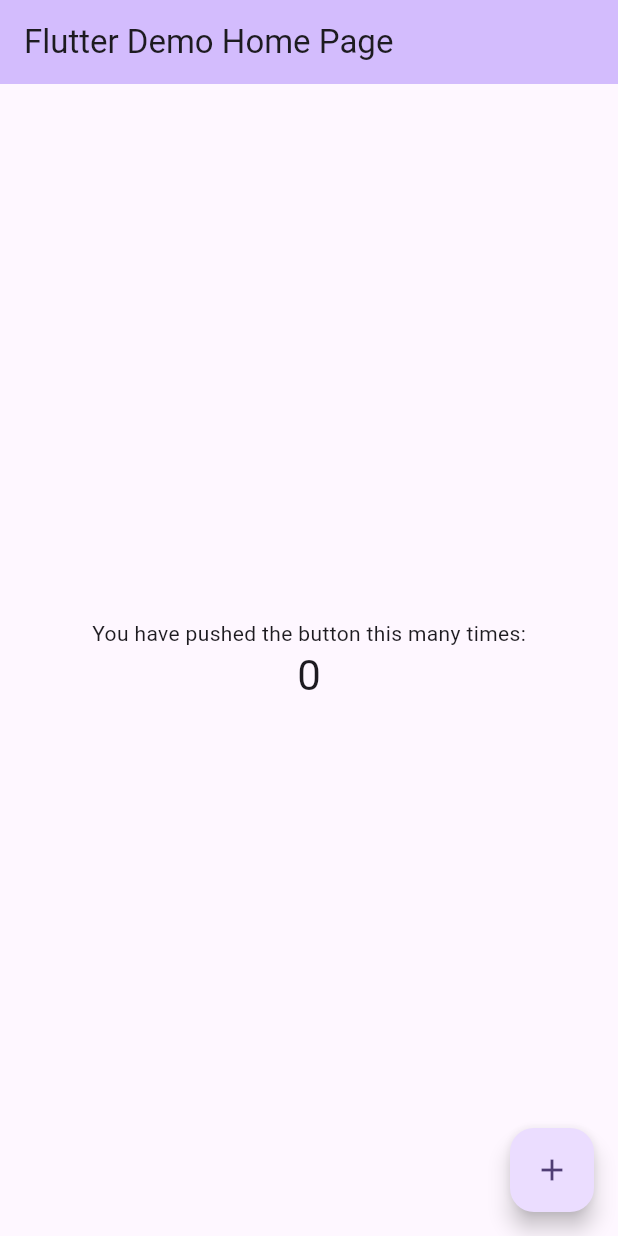
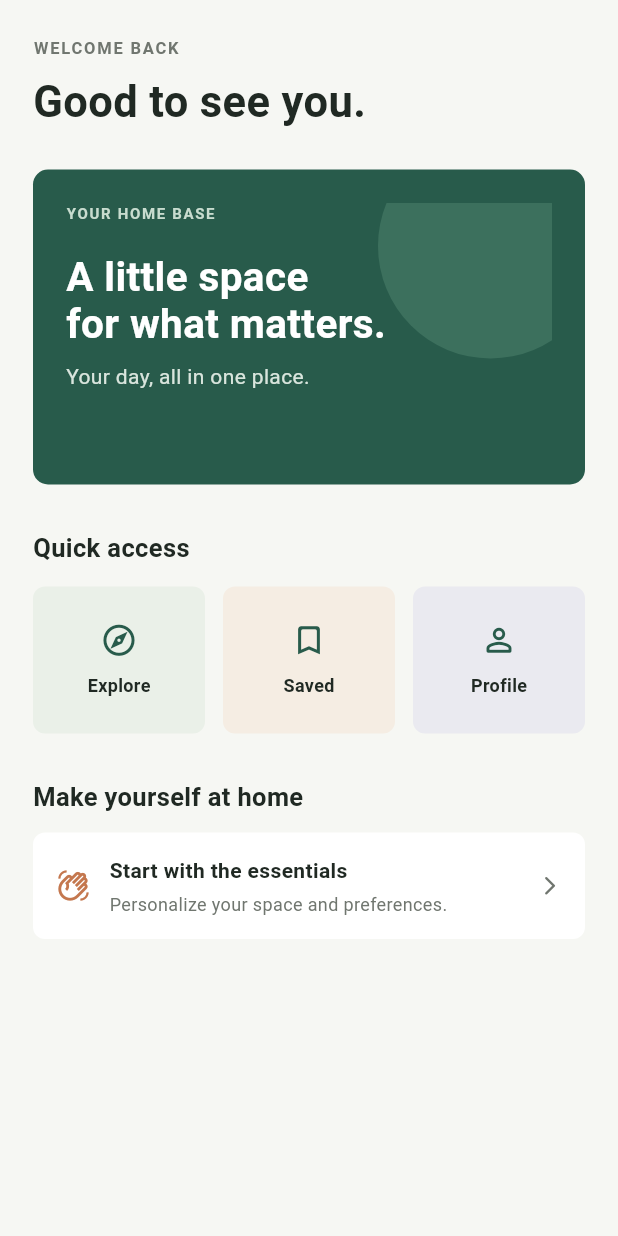
Before and after one commit to nemant2005/login_page, a Flutter app: the screen it shows after launch, on a phone screen of 412 x 824 dp. Run offline on Flutter 3.47's test engine with Material 3 defaults, Android fonts, the phone set to English and light mode, and no system bars.

Commit message:
create a home page

```diff
--- a/lib/main.dart
+++ b/lib/main.dart
@@ -11,7 +11,8 @@ class MyApp extends StatelessWidget {
   @override
   Widget build(BuildContext context) {
     return MaterialApp(
-      title: 'Flutter Demo',
+      title: 'Home',
+      debugShowCheckedModeBanner: false,
       theme: ThemeData(
         // This is the theme of your application.
         //
@@ -27,96 +28,249 @@ class MyApp extends StatelessWidget {
         // restart instead.
         //
         // This works for code too, not just values: Most code changes can be
-        // tested with just a hot reload.
-        colorScheme: .fromSeed(seedColor: Colors.deepPurple),
+        colorScheme: ColorScheme.fromSeed(
+          seedColor: const Color(0xFF285B4B),
+          surface: const Color(0xFFF6F7F3),
+        ),
+        scaffoldBackgroundColor: const Color(0xFFF6F7F3),
+        useMaterial3: true,
       ),
-      home: const MyHomePage(title: 'Flutter Demo Home Page'),
+      home: const HomePage(),
     );
   }
 }
 
-class MyHomePage extends StatefulWidget {
-  const MyHomePage({super.key, required this.title});
+class HomePage extends StatelessWidget {
+  const HomePage({super.key});
 
-  // This widget is the home page of your application. It is stateful, meaning
-  // that it has a State object (defined below) that contains fields that affect
-  // how it looks.
+  @override
+  Widget build(BuildContext context) {
+    return Scaffold(
+      body: SafeArea(
+        child: CustomScrollView(
+          slivers: [
+            SliverPadding(
+              padding: const EdgeInsets.fromLTRB(22, 24, 22, 32),
+              sliver: SliverList(
+                delegate: SliverChildListDelegate([
+                  const Text(
+                    'WELCOME BACK',
+                    style: TextStyle(
+                      color: Color(0xFF70766F),
+                      fontSize: 11,
+                      fontWeight: FontWeight.w700,
+                      letterSpacing: 1.2,
+                    ),
+                  ),
+                  const SizedBox(height: 7),
+                  const Text(
+                    'Good to see you.',
+                    style: TextStyle(
+                      color: Color(0xFF202923),
+                      fontSize: 29,
+                      fontWeight: FontWeight.w700,
+                    ),
+                  ),
+                  const SizedBox(height: 25),
+                  Container(
+                    constraints: const BoxConstraints(minHeight: 210),
+                    padding: const EdgeInsets.all(22),
+                    decoration: BoxDecoration(
+                      color: const Color(0xFF285B4B),
+                      borderRadius: BorderRadius.circular(10),
+                    ),
+                    child: Stack(
+                      children: [
+                        Positioned(
+                          right: -34,
+                          top: -46,
+                          child: Container(
+                            width: 150,
+                            height: 150,
+                            decoration: const BoxDecoration(
+                              color: Color(0xFF3C705D),
+                              shape: BoxShape.circle,
+                            ),
+                          ),
+                        ),
+                        const Column(
+                          crossAxisAlignment: CrossAxisAlignment.start,
+                          children: [
+                            Text(
+                              'YOUR HOME BASE',
+                              style: TextStyle(
+                                color: Color(0xFFC8DCCF),
+                                fontSize: 10,
+                                fontWeight: FontWeight.w700,
+                                letterSpacing: 1.1,
+                              ),
+                            ),
+                            SizedBox(height: 20),
+                            Text(
+                              'A little space\nfor what matters.',
+                              style: TextStyle(
+                                color: Colors.white,
+                                fontSize: 27,
+                                height: 1.15,
+                                fontWeight: FontWeight.w600,
+                              ),
+                            ),
+                            SizedBox(height: 10),
+                            Text(
+                              'Your day, all in one place.',
+                              style: TextStyle(
+                                color: Color(0xFFD9E5DD),
+                                fontSize: 14,
+                              ),
+                            ),
+                          ],
+                        ),
+                      ],
+                    ),
+                  ),
+                  const SizedBox(height: 30),
+                  const _SectionHeading(title: 'Quick access'),
+                  const SizedBox(height: 14),
+                  const Row(
+                    children: [
+                      Expanded(
+                        child: _QuickAccessTile(
+                          icon: Icons.explore_outlined,
+                          label: 'Explore',
+                          color: Color(0xFFEAF0E8),
+                        ),
+                      ),
+                      SizedBox(width: 12),
+                      Expanded(
+                        child: _QuickAccessTile(
+                          icon: Icons.bookmark_border_rounded,
+                          label: 'Saved',
+                          color: Color(0xFFF5EDE3),
+                        ),
+                      ),
+                      SizedBox(width: 12),
+                      Expanded(
+                        child: _QuickAccessTile(
+                          icon: Icons.person_outline_rounded,
+                          label: 'Profile',
+                          color: Color(0xFFEAEAF0),
+                        ),
+                      ),
+                    ],
+                  ),
+                  const SizedBox(height: 30),
+                  const _SectionHeading(title: 'Make yourself at home'),
+                  const SizedBox(height: 12),
+                  Container(
+                    padding: const EdgeInsets.symmetric(
+                      horizontal: 16,
+                      vertical: 15,
+                    ),
+                    decoration: BoxDecoration(
+                      color: Colors.white,
+                      borderRadius: BorderRadius.circular(8),
+                    ),
+                    child: const Row(
+                      children: [
+                        Icon(
+                          Icons.waving_hand_outlined,
+                          color: Color(0xFFC4774E),
+                          size: 22,
+                        ),
+                        SizedBox(width: 13),
+                        Expanded(
+                          child: Column(
+                            crossAxisAlignment: CrossAxisAlignment.start,
+                            children: [
+                              Text(
+                                'Start with the essentials',
+                                style: TextStyle(
+                                  color: Color(0xFF202923),
+                                  fontSize: 14,
+                                  fontWeight: FontWeight.w600,
+                                ),
+                              ),
+                              SizedBox(height: 4),
+                              Text(
+                                'Personalize your space and preferences.',
+                                style: TextStyle(
+                                  color: Color(0xFF70766F),
+                                  fontSize: 12,
+                                ),
+                              ),
+                            ],
+                          ),
+                        ),
+                        Icon(
+                          Icons.arrow_forward_ios_rounded,
+                          color: Color(0xFF70766F),
+                          size: 15,
+                        ),
+                      ],
+                    ),
+                  ),
+                ]),
+              ),
+            ),
+          ],
+        ),
+      ),
+    );
+  }
+}
 
-  // This class is the configuration for the state. It holds the values (in this
-  // case the title) provided by the parent (in this case the App widget) and
-  // used by the build method of the State. Fields in a Widget subclass are
-  // always marked "final".
+class _SectionHeading extends StatelessWidget {
+  const _SectionHeading({required this.title});
 
   final String title;
 
   @override
-  State<MyHomePage> createState() => _MyHomePageState();
-}
-
-class _MyHomePageState extends State<MyHomePage> {
-  int _counter = 0;
-
-  void _incrementCounter() {
-    setState(() {
-      // This call to setState tells the Flutter framework that something has
-      // changed in this State, which causes it to rerun the build method below
-      // so that the display can reflect the updated values. If we changed
-      // _counter without calling setState(), then the build method would not be
-      // called again, and so nothing would appear to happen.
-      _counter++;
-    });
-  }
-
-  @override
   Widget build(BuildContext context) {
-    // This method is rerun every time setState is called, for instance as done
-    // by the _incrementCounter method above.
-    //
-    // The Flutter framework has been optimized to make rerunning build methods
-    // fast, so that you can just rebuild anything that needs updating rather
-    // than having to individually change instances of widgets.
-    return Scaffold(
-      appBar: AppBar(
-        // TRY THIS: Try changing the color here to a specific color (to
-        // Colors.amber, perhaps?) and trigger a hot reload to see the AppBar
-        // change color while the other colors stay the same.
-        backgroundColor: Theme.of(context).colorScheme.inversePrimary,
-        // Here we take the value from the MyHomePage object that was created by
-        // the App.build method, and use it to set our appbar title.
-        title: Text(widget.title),
-      ),
-      body: Center(
-        // Center is a layout widget. It takes a single child and positions it
-        // in the middle of the parent.
-        child: Column(
-          // Column is also a layout widget. It takes a list of children and
-          // arranges them vertically. By default, it sizes itself to fit its
-          // children horizontally, and tries to be as tall as its parent.
-          //
-          // Column has various properties to control how it sizes itself and
-          // how it positions its children. Here we use mainAxisAlignment to
-          // center the children vertically; the main axis here is the vertical
-          // axis because Columns are vertical (the cross axis would be
-          // horizontal).
-          //
-          // TRY THIS: Invoke "debug painting" (choose the "Toggle Debug Paint"
-          // action in the IDE, or press "p" in the console), to see the
-          // wireframe for each widget.
-          mainAxisAlignment: .center,
-          children: [
-            const Text('You have pushed the button this many times:'),
-            Text(
-              '$_counter',
-              style: Theme.of(context).textTheme.headlineMedium,
-            ),
-          ],
-        ),
-      ),
-      floatingActionButton: FloatingActionButton(
-        onPressed: _incrementCounter,
-        tooltip: 'Increment',
-        child: const Icon(Icons.add),
+    return Text(
+      title,
+      style: const TextStyle(
+        color: Color(0xFF202923),
+        fontSize: 17,
+        fontWeight: FontWeight.w700,
       ),
     );
   }
 }
+
+class _QuickAccessTile extends StatelessWidget {
+  const _QuickAccessTile({
+    required this.icon,
+    required this.label,
+    required this.color,
+  });
+
+  final IconData icon;
+  final String label;
+  final Color color;
+
+  @override
+  Widget build(BuildContext context) {
+    return Container(
+      height: 98,
+      decoration: BoxDecoration(
+        color: color,
+        borderRadius: BorderRadius.circular(8),
+      ),
+      child: Column(
+        mainAxisAlignment: MainAxisAlignment.center,
+        children: [
+          Icon(icon, color: const Color(0xFF285B4B), size: 25),
+          const SizedBox(height: 9),
+          Text(
+            label,
+            style: const TextStyle(
+              color: Color(0xFF202923),
+              fontSize: 12,
+              fontWeight: FontWeight.w600,
+            ),
+          ),
+        ],
+      ),
+    );
+  }
+}
```
Also changed, not shown: 1 other file.
